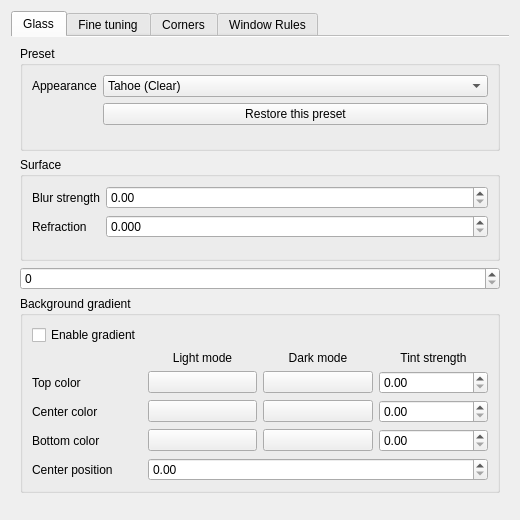
The window that src/offline/kwin-effects/acrylic-glass/src/kcm/config.ui (lestercorderomurillo/macos-tahoe-liquid-kde) describes before a commit, drawn with Qt 5.
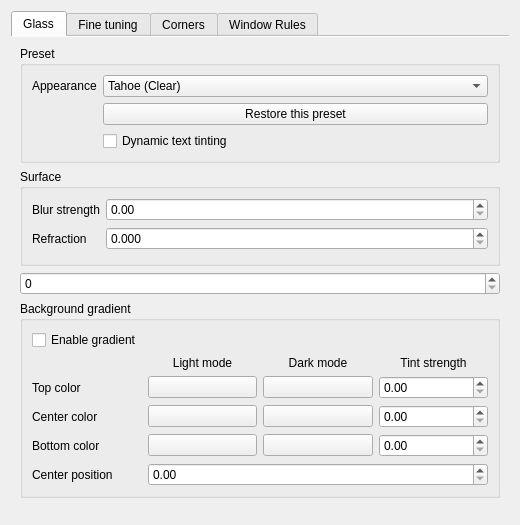
The same window after the commit. Custom widgets are drawn as their Qt base class.

Commit message: Add an enabled-by-default Dynamic Tinting setting and reconcile Control Center integration

```diff
--- a/src/offline/kwin-effects/acrylic-glass/src/kcm/config.ui
+++ b/src/offline/kwin-effects/acrylic-glass/src/kcm/config.ui
@@ -55,6 +55,11 @@
             </property>
            </widget>
           </item>
+          <item row="2" column="1">
+           <widget class="QCheckBox" name="kcfg_DynamicTinting">
+            <property name="text"><string>Dynamic text tinting</string></property>
+           </widget>
+          </item>
          </layout>
         </widget>
        </item>
```
The commit also changes 74 other files.
